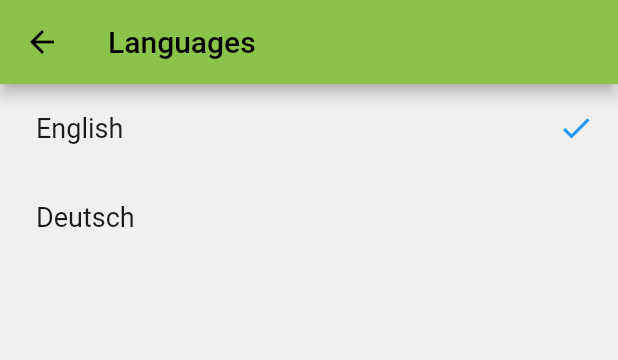
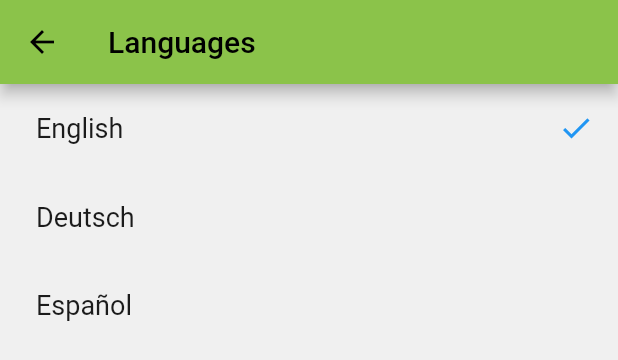
Before and after one commit to alexw92/cookapp_flutter, a Flutter app: the SettingsPage widget shown alone on an empty page, opened directly, after a tap on "Languages", on a phone screen of 412 x 824 dp. Shown: the top 360 px of the screen. Run offline on Flutter 3.47's test engine with Material 2 defaults, Android fonts, the phone set to English and light mode, and no system bars; drawn by our look-alikes of settings_ui; our stand-ins replace cached_network_image, firebase_auth, firebase_core, firebase_storage, flutter_login, flutter_secure_storage and 6 more; missing offline and left inert: cached_network_image_platform_interface, fraction; accounts and stored records are empty; generated files the repository leaves out were written again; network calls fail; Roboto replaces fonts that are missing (NotoSans).

Commit message:
added spanish

```diff
--- a/lib/ui/components/settings/Language_Screen.dart
+++ b/lib/ui/components/settings/Language_Screen.dart
@@ -6,6 +6,7 @@ import '../../../main.dart';
 
 class LanguagesScreen extends StatefulWidget {
   final String language;
+
   LanguagesScreen({this.language});
 
   @override
@@ -13,11 +14,11 @@ class LanguagesScreen extends StatefulWidget {
 }
 
 class _LanguagesScreenState extends State<LanguagesScreen> {
-  List<String> languages = ['English', 'Deutsch'];
-  List<String> langCodes = ['en', 'de'];
+  List<String> languages = ['English', 'Deutsch', 'Español'];
+  List<String> langCodes = ['en', 'de', 'es'];
   int languageIndex = 0;
 
-  _LanguagesScreenState(String language){
+  _LanguagesScreenState(String language) {
     languageIndex = languages.indexOf(language);
   }
 
@@ -25,26 +26,17 @@ class _LanguagesScreenState extends State<LanguagesScreen> {
   Widget build(BuildContext context) {
     return Scaffold(
       appBar: AppBar(title: Text(AppLocalizations.of(context).languages)),
-      body: SettingsList(
-        sections: [
-          SettingsSection(tiles: [
-            SettingsTile(
-              title: "English",
-              trailing: trailingWidget(0),
-              onPressed: (BuildContext context) {
-                changeLanguage(0);
-              },
-            ),
-            SettingsTile(
-              title: "Deutsch",
-              trailing: trailingWidget(1),
-              onPressed: (BuildContext context) {
-                changeLanguage(1);
-              },
-            ),
-          ]),
-        ],
-      ),
+      body: SettingsList(sections: [
+        SettingsSection(
+            tiles: languages
+                .map((lang) => SettingsTile(
+                    title: lang,
+                    trailing: trailingWidget(languages.indexOf(lang)),
+                    onPressed: (BuildContext context) {
+                      changeLanguage(languages.indexOf(lang));
+                    }))
+                .toList())
+      ]),
     );
   }
 
--- a/lib/ui/pages/settings_screen.dart
+++ b/lib/ui/pages/settings_screen.dart
@@ -34,6 +34,11 @@ class _SettingsPageState extends State<SettingsPage> {
     if (languageCode == "de") {
       setState(() {
         language = 'Deutsch';
+      });
+    }
+    if (languageCode == "es") {
+      setState(() {
+        language = 'Español';
       });
     }
 
@@ -94,10 +99,7 @@ class _SettingsPageState extends State<SettingsPage> {
               SettingsTile(
                 title: AppLocalizations.of(context).deleteAccount,
                 leading: Icon(Icons.lock),
-                onPressed: (context) async {
-
-
-                },
+                onPressed: (context) async {},
                 titleTextStyle: TextStyle(color: Colors.red),
               ),
             ],
```
